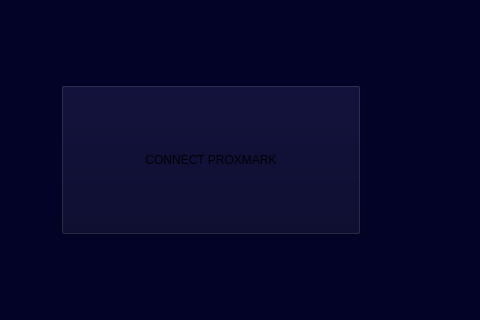
Above: app-gui.ui from javimarting/px3-app before the change; both pictures show x 0 to 480 and y 238 to 558 of the 480 by 730 pixel window. Below: the same form after it.
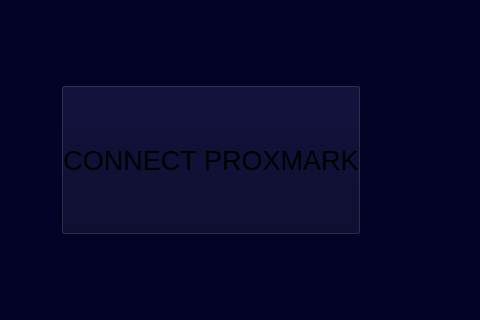
That is the form after the change. The open tabs and pages were chosen to show the change.

Diff of the .ui file:
```diff
--- a/app-gui.ui
+++ b/app-gui.ui
@@ -121,7 +121,7 @@
             <item>
              <widget class="QPushButton" name="connectProxmarkButton">
               <property name="sizePolicy">
-               <sizepolicy hsizetype="Preferred" vsizetype="Fixed">
+               <sizepolicy hsizetype="Preferred" vsizetype="Preferred">
                 <horstretch>0</horstretch>
                 <verstretch>0</verstretch>
                </sizepolicy>
@@ -138,6 +138,12 @@
                 <height>150</height>
                </size>
               </property>
+              <property name="font">
+               <font>
+                <pointsize>20</pointsize>
+                <kerning>false</kerning>
+               </font>
+              </property>
               <property name="autoFillBackground">
                <bool>false</bool>
               </property>
```
Left out of the diff: 2 changed lines with no effect on the pictures.
